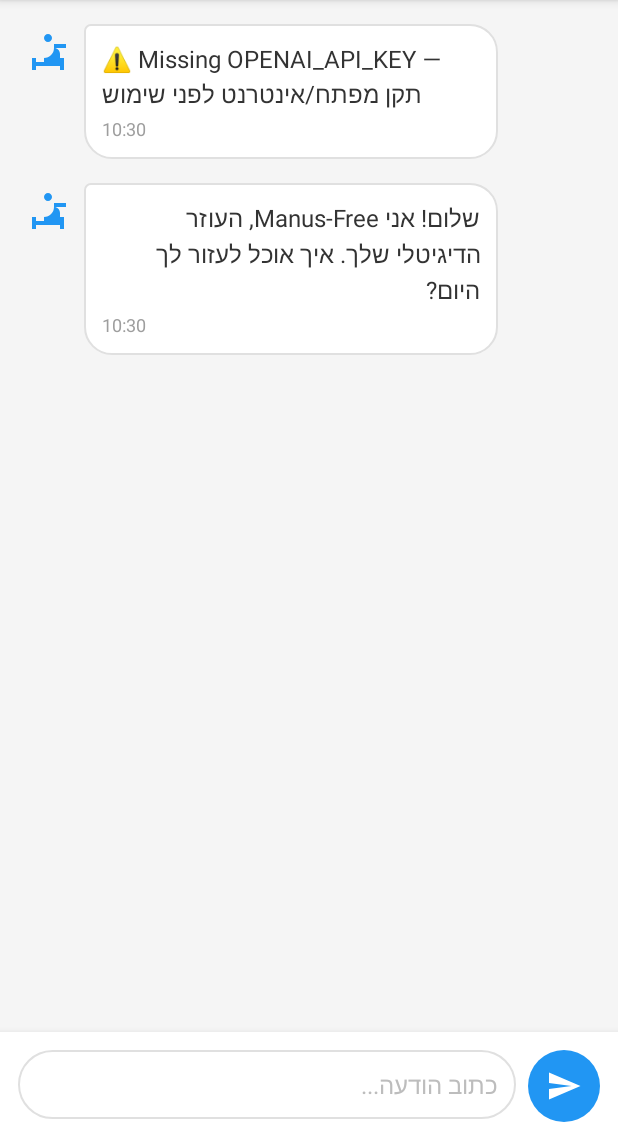
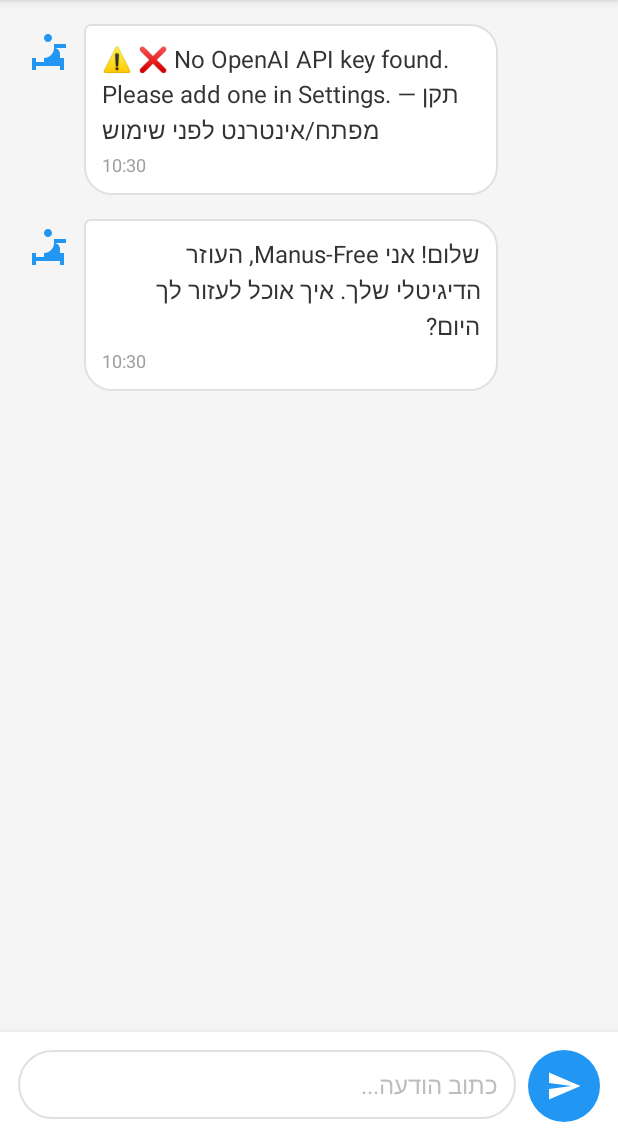
Before and after one commit to infinityempire/manus-ai-android, an Android app: the screen it shows after launch (MainActivity), on a phone screen of 412 x 824 dp, the part 96-1236 px from its top. Run offline under Robolectric (Android 15) with nearby library versions, the phone set to English and light mode, and no system bars.

Commit message:
✅ Add Settings Screen for API Key Management
Features:
- SettingsActivity with API key input
- Secure storage using SharedPreferences
- Settings menu in MainActivity
- Real-time API key validation
- User-friendly instructions
- Masked key display for security

Now users can easily add their OpenAI API key!

```diff
--- a/app/src/main/AndroidManifest.xml
+++ b/app/src/main/AndroidManifest.xml
@@ -27,6 +27,12 @@
             </intent-filter>
         </activity>
 
+        <activity
+            android:name=".SettingsActivity"
+            android:exported="false"
+            android:label="Settings"
+            android:parentActivityName=".MainActivity" />
+
     </application>
 
 </manifest>
--- a/app/src/main/java/com/manusfree/ai/ManusAI.java
+++ b/app/src/main/java/com/manusfree/ai/ManusAI.java
@@ -1,5 +1,7 @@
 package com.manusfree.ai;
 
+import android.content.Context;
+import android.content.SharedPreferences;
 import android.util.Log;
 import androidx.annotation.Nullable;
 import org.json.JSONArray;
@@ -14,10 +16,19 @@ public class ManusAI {
 
     private final OkHttpClient http = new OkHttpClient();
     private final Provider provider;
+    private final Context context;
 
     public interface Callback { void onResult(String text); void onError(String message, @Nullable Throwable t); }
 
-    public ManusAI(Provider provider) { this.provider = provider; }
+    public ManusAI(Context context, Provider provider) {
+        this.context = context;
+        this.provider = provider;
+    }
+
+    private String getApiKey(String keyType) {
+        SharedPreferences prefs = context.getSharedPreferences("manus_settings", Context.MODE_PRIVATE);
+        return prefs.getString(keyType, "");
+    }
 
     public void ask(String userText, Callback cb) {
         if (userText == null || userText.trim().isEmpty()) { cb.onError("Empty prompt", null); return; }
@@ -28,8 +39,8 @@ public class ManusAI {
     public void healthCheck(Callback cb) {
         try {
             if (provider == Provider.OPENAI) {
-                String key = BuildConfig.OPENAI_API_KEY;
-                if (key == null || key.isEmpty()) { cb.onError("Missing OPENAI_API_KEY", null); return; }
+                String key = getApiKey("openai_api_key");
+                if (key == null || key.isEmpty()) { cb.onError("❌ No OpenAI API key found. Please add one in Settings.", null); return; }
                 Request req = new Request.Builder()
                         .url("https://api.openai.com/v1/models")
                         .addHeader("Authorization", "Bearer " + key)
@@ -50,8 +61,8 @@ public class ManusAI {
     }
 
     private void callOpenAI(String userText, Callback cb) throws Exception {
-        String key = BuildConfig.OPENAI_API_KEY;
-        if (key == null || key.isEmpty()) { cb.onError("Missing OPENAI_API_KEY", null); return; }
+        String key = getApiKey("openai_api_key");
+        if (key == null || key.isEmpty()) { cb.onError("❌ No OpenAI API key found. Please add one in Settings.", null); return; }
 
         JSONObject body = new JSONObject();
         body.put("model", "gpt-4o-mini"); // עדכן למודל שבחשבון שלך
--- /dev/null
+++ b/app/src/main/res/menu/main_menu.xml
@@ -0,0 +1,11 @@
+<?xml version="1.0" encoding="utf-8"?>
+<menu xmlns:android="http://schemas.android.com/apk/res/android"
+    xmlns:app="http://schemas.android.com/apk/res-auto">
+
+    <item
+        android:id="@+id/action_settings"
+        android:title="Settings"
+        android:icon="@drawable/ic_menu"
+        app:showAsAction="always" />
+
+</menu>
```
Also changed, not shown: app/src/main/java/com/manusfree/ai/MainActivity.java (+20 -1 lines), app/src/main/java/com/manusfree/ai/SettingsActivity.java (added, +97 -0 lines), app/src/main/res/layout/activity_settings.xml (added, +99 -0 lines).
